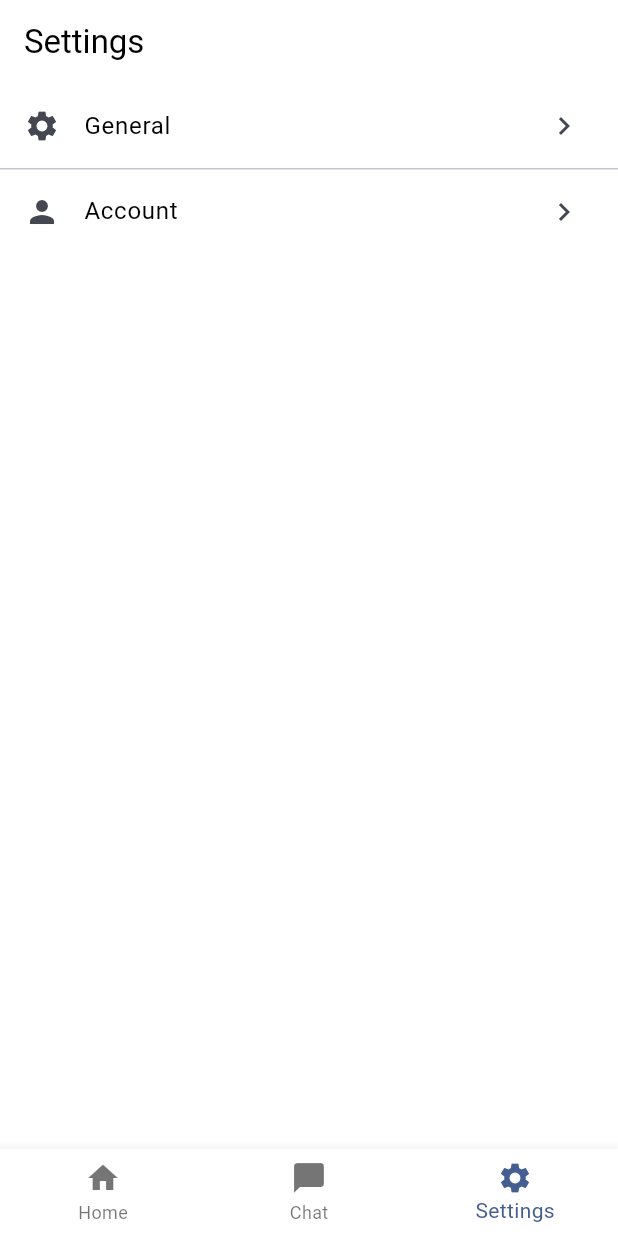
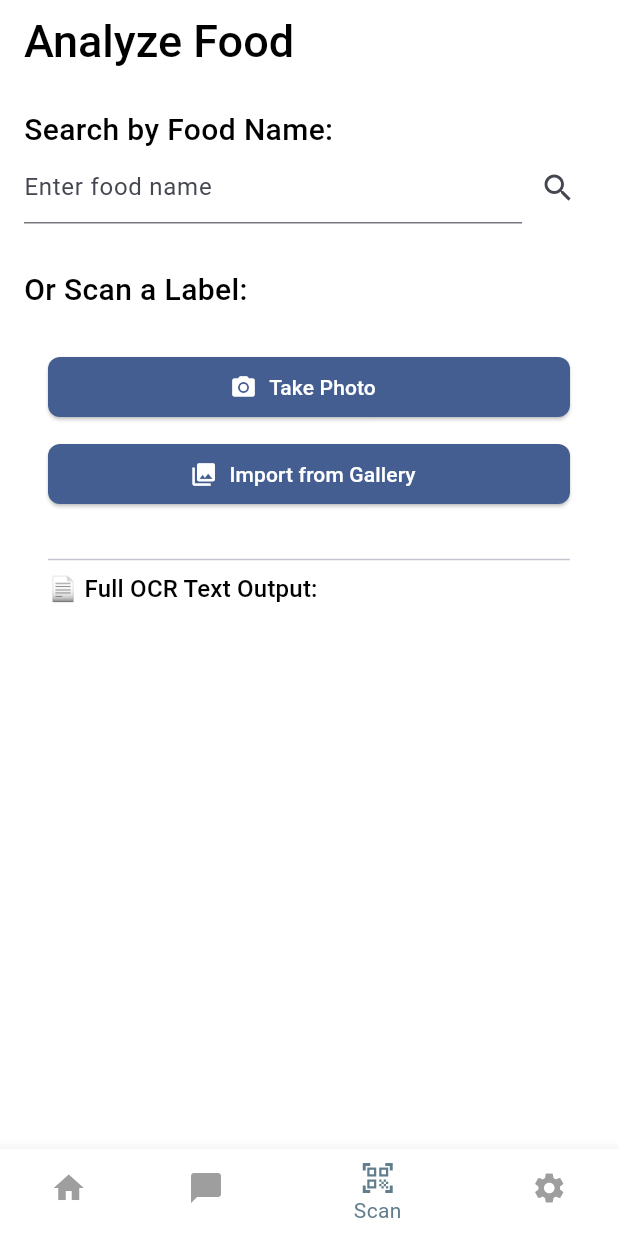
Before and after one commit to pedrohpmodolo/PKU_app, a Flutter app: the screen it shows once a user with an empty profile is signed in, item 3 of the bottom bar chosen, on a phone screen of 412 x 824 dp. Run offline on Flutter 3.47's test engine with Material 3 defaults, Android fonts, the phone set to English and light mode, and no system bars; our stand-ins replace flutter_dotenv, image_picker, supabase_flutter; missing offline and left inert: google_mlkit_text_recognition; accounts and stored records are empty.

Commit message:
Scanner feature

```diff
--- a/lib/main.dart
+++ b/lib/main.dart
@@ -4,6 +4,7 @@ import 'package:supabase_flutter/supabase_flutter.dart';
 
 import 'screens/onboarding_screen.dart';
 import 'screens/auth/auth_screen.dart';
+import 'screens/home/scanner/food_list_screen.dart';
 import 'screens/home/home_screen.dart';
 import 'screens/home/settings/settings.dart';
 import 'screens/home/settings/account_settings.dart';
--- a/lib/screens/home/home_screen.dart
+++ b/lib/screens/home/home_screen.dart
@@ -1,9 +1,10 @@
 // lib/screens/home/home_screen.dart
 
 import 'package:flutter/material.dart';
-import 'package:supabase_flutter/supabase_flutter.dart';  // Supabase client SDK (not used directly here)
-import 'settings/settings.dart';                         // Import your hierarchical SettingsScreen
-import 'chat/conversation_list.dart';                       // Import the ConversationListScreen
+import 'package:supabase_flutter/supabase_flutter.dart'; // Supabase client SDK (not used directly here)
+import 'settings/settings.dart'; // Import your hierarchical SettingsScreen
+import 'chat/conversation_list.dart'; // Import the ConversationListScreen
+import 'scanner/analyze_screen.dart'; // Import the AnalyzeScreen
 
 /// HomeScreen: hosts a fixed bottom tab bar to switch between
 /// the main dashboard content ("Home") and the Settings hierarchy.
@@ -24,35 +25,44 @@ class _HomeScreenState extends State<HomeScreen> {
 
   /// The pages to display for each tab index.
   final List<Widget> _pages = [
-    const _HomePageContent(),  // Your dashboard / main content
-    ConversationListScreen(),  // The chat screen
-    const SettingsScreen(),    // The hierarchical Settings screen
+    const _HomePageContent(), // Your dashboard / main content
+    ConversationListScreen(),
+    AnalyzeScreen(), // The chat screen
+    const SettingsScreen(), // The hierarchical Settings screen
+    // const AnalyzeScreen(),  //The screen for scanning and analyzing food items
   ];
 
   @override
   Widget build(BuildContext context) {
-    return Scaffold(
+    return GestureDetector(
+      onTap: () => FocusScope.of(context).unfocus(),
+      child: Scaffold(
         // Show the page matching the selected tab
         body: _pages[_currentIndex],
 
         // Bottom navigation bar with two items: Home and Settings
         bottomNavigationBar: BottomNavigationBar(
-        currentIndex: _currentIndex,          // Highlight active tab
-        onTap: (index) => setState(() {       // Update index on tap
+          currentIndex: _currentIndex,
+          selectedItemColor: Colors.blueGrey,
+          unselectedItemColor: Colors.grey, // Highlight active tab
+          onTap: (index) => setState(() {
+            // Update index on tap
             _currentIndex = index;
           }),
           items: const [
-
             //Home button NavBar
-          BottomNavigationBarItem(
-            icon: Icon(Icons.home),
-            label: 'Home',
-          ),
+            BottomNavigationBarItem(icon: Icon(Icons.home), label: 'Home'),
 
             // Chat button NavBar
             BottomNavigationBarItem(
               icon: Icon(Icons.chat_bubble),
               label: 'Chat',
+            ),
+
+            // Scan button NavBar
+            BottomNavigationBarItem(
+              icon: Icon(Icons.qr_code_scanner),
+              label: 'Scan',
             ),
 
             // Settings button NavBar
@@ -61,6 +71,7 @@ class _HomeScreenState extends State<HomeScreen> {
               label: 'Settings',
             ),
           ],
+        ),
       ),
     );
   }
--- /dev/null
+++ b/lib/screens/home/scanner/analyze_screen.dart
@@ -0,0 +1,150 @@
+import 'package:flutter/material.dart';
+import 'package:image_picker/image_picker.dart';
+import 'package:supabase_flutter/supabase_flutter.dart';
+
+import 'scanner_page.dart';
+import 'models/food_model.dart';
+
+class AnalyzeScreen extends StatefulWidget {
+  const AnalyzeScreen({super.key});
+
+  @override
+  State<AnalyzeScreen> createState() => _AnalyzeScreenState();
+}
+
+class _AnalyzeScreenState extends State<AnalyzeScreen> {
+  final TextEditingController _controller = TextEditingController();
+  final ImagePicker _picker = ImagePicker();
+
+  // Manual search logic
+  Future<void> _manualSearch() async {
+    final query = _controller.text.trim();
+    if (query.isEmpty) {
+      return;
+    }
+
+    final rows = await Supabase.instance.client
+        .from('foods')
+        .select()
+        .ilike('name', '%$query%');
+
+    if (rows.isNotEmpty) {
+      final food = FoodItem.fromMap(rows.first);
+      final double protein = (food.proteingG ?? 0.0) as double;
+      final double phe = protein * 50; // Assuming 50mg PHE per gram
+      String risk = 'Unknown';
+      if (phe < 50) {
+        risk = 'Low Risk';
+      } else if (phe <= 100) {
+        risk = 'Moderate Risk';
+      } else {
+        risk = 'High Risk';
+      }
+
+      showDialog(
+        context: context,
+        builder: (_) => AlertDialog(
+          shape: RoundedRectangleBorder(borderRadius: BorderRadius.circular(20)),
+          title: Text(food.name ?? 'Unknown Food',
+          style: const TextStyle(fontWeight: FontWeight.w600),),
+          content: Column(
+            mainAxisSize: MainAxisSize.min,
+            crossAxisAlignment: CrossAxisAlignment.start,
+            children: [
+              Text('Category: ${food.category ?? 'Unknown'}'),
+              Text('Protein: ${protein.toStringAsFixed(1)} g'),
+              Text('Estimated PHE: ${phe.toStringAsFixed(0)} g'),
+              Text('Energy: ${food.energyKcal ?? 'Unknown'} kcal'),
+              Text('Carbs: ${food.carbsG ?? 'Unknown'} g'),
+              const SizedBox(height: 10,),
+              Row(
+                children: [
+                  const Text(
+                    'Risk Level: ',
+                    style: TextStyle(fontWeight: FontWeight.w500),
+                  ),
+                  Text(
+                    risk,
+                    style: TextStyle(
+                      fontWeight: FontWeight.bold,
+                      color: risk == 'Low Risk'
+                      ? Colors.green
+                      : risk == 'Moderate Risk'
+                      ? Colors.orange
+                      : Colors.red,
+                    ),
+                  )
+                ],
+              )
+            ],
+          ),
+          // content: Text(
+            // 'Category: ${food.category ?? 'Unknown'}\n'
+            // 'Protein: ${protein.toStringAsFixed(1)} g\n'
+            // 'Estimated PHE: ${phe.toStringAsFixed(0)} mg\n'
+            // 'Energy: ${food.energyKcal ?? 'Unknown'} Kcal\n'
+            // 'Carbs: ${food.carbsG ?? 'Unknown'} g\n'
+            // 'Risk Level: $risk',
+          // ),
+        ),
+      );
+    } else {
+      showDialog(
+        context: context,
+        builder: (_) => const AlertDialog(
+          title: Text('No Results Found'),
+          content: Text('This food was not found in the database.'),
+        ),
+      );
+      //     }
+    }
+  }
+
+  @override
+  Widget build(BuildContext context) {
+    return Scaffold(
+      appBar: AppBar(
+        title: const Text(
+          "Analyze Food",
+          style: TextStyle(fontSize: 30, fontWeight: FontWeight.w500),
+        ),
+      ),
+      body: SingleChildScrollView(
+        padding: const EdgeInsets.all(16),
+        child: Column(
+          crossAxisAlignment: CrossAxisAlignment.start,
+          children: [
+            const Text(
+              "Search by Food Name:",
+              style: TextStyle(fontWeight: FontWeight.w500, fontSize: 20),
+            ),
+            Row(
+              children: [
+                Expanded(
+                  child: TextField(
+                    controller: _controller,
+                    decoration: const InputDecoration(
+                      hintText: "Enter food name",
+                    ),
+                  ),
+                ),
+                IconButton(
+                  icon: const Icon(Icons.search),
+                  onPressed: _manualSearch,
+                ),
+              ],
+            ),
+            const SizedBox(height: 20),
+            const SizedBox(height: 10),
+            const Text(
+              "Or Scan a Label:",
+              style: TextStyle(fontWeight: FontWeight.w500, fontSize: 20),
+            ),
+            const SizedBox(height: 10),
+            const ScannerWidget(), // ⬅️ Scanner logic embedded here
+          ],
+        ),
+      ),
+    );
+  }
+}
--- /dev/null
+++ b/lib/screens/home/scanner/models/food_model.dart
@@ -0,0 +1,26 @@
+class FoodItem{
+  final int id;
+  final String name;
+  final String category;
+  final double proteingG;
+  final double carbsG;
+  final double energyKcal;
+
+  FoodItem({
+    required this.id,
+    required this.name,
+    required this.category,
+    required this.proteingG,
+    required this.carbsG,
+    required this.energyKcal,
+  });
+
+  factory FoodItem.fromMap(Map<String, dynamic> m) => FoodItem(
+      id: m['Id'] is int ? m['Id'] : 0,
+      name: m['name'] ?? 'Unknown',
+      category: m['category'] ?? 'Unknown',
+      proteingG: ((m['protein_g']) ?? 0.0).toDouble(),
+      carbsG: (m['carbs_g'] ?? 0.0).toDouble(),
+      energyKcal: ((m['energy_Kcal']) ?? 0.0).toDouble(),
+    );
+  }
--- /dev/null
+++ b/lib/screens/home/scanner/scanner_page.dart
@@ -0,0 +1,161 @@
+// scanner_widget.dart
+import 'dart:io';
+import 'package:flutter/material.dart';
+import 'package:image_picker/image_picker.dart';
+import 'package:google_mlkit_text_recognition/google_mlkit_text_recognition.dart';
+import 'package:image/image.dart' as img;
+
+import 'package:http/http.dart' as http;
+import 'dart:convert';
+
+class ScannerWidget extends StatefulWidget {
+  const ScannerWidget({super.key});
+
+  @override
+  State<ScannerWidget> createState() => _ScannerWidgetState();
+}
+
+class _ScannerWidgetState extends State<ScannerWidget> {
+  final picker = ImagePicker();
+
+  bool _isProcessing = false;
+  String scannedText = '';
+  String? protein;
+  String? carbs;
+  String? energy;
+  double phe = 0;
+
+  Future<File> _preprocess(File original) async {
+    final bytes = await original.readAsBytes();
+    final decoded = img.decodeImage(bytes);
+    if (decoded == null) throw Exception('Could not decode image');
+
+    final gray = img.grayscale(decoded);
+    final sharp = img.adjustColor(gray, contrast: 1.2);
+    final processed = File('${original.path}_proc.jpg');
+    await processed.writeAsBytes(img.encodeJpg(sharp));
+    return processed;
+  }
+
+  Future<void> _scan(ImageSource src) async {
+    final picked = await picker.pickImage(source: src);
+    if (picked == null) return;
+
+    setState(() => _isProcessing = true);
+
+    try {
+      final file = await _preprocess(File(picked.path));
+      final inputImage = InputImage.fromFile(file);
+      final recognizer = TextRecognizer(script: TextRecognitionScript.latin);
+      final result = await recognizer.processImage(inputImage);
+      await recognizer.close();
+
+      _extractNutrients(result.text);
+      scannedText = result.text;
+    } finally {
+      if (mounted) setState(() => _isProcessing = false);
+    }
+  }
+
+  void _extractNutrients(String text) {
+    protein = _grab(text, ['protein', 'proteins']);
+    carbs = _grab(text, ['carbohydrate', 'carbohydrates', 'carbs']);
+    energy = _grab(text, ['energy', 'calories', 'kcal']);
+    phe = (double.tryParse(protein ?? '') ?? 0) * 50;
+  }
+
+  String? _grab(String text, List<String> keys) {
+    for (final k in keys) {
+      final m = RegExp(
+        '$k\\s*[:\\-]?\\s*(\\d+(\\.\\d+)?)',
+        caseSensitive: false,
+      ).firstMatch(text);
+      if (m != null) return m.group(1);
+    }
+    return null;
+  }
+
+  @override
+  Widget build(BuildContext context) {
+    final nutrStyle = Theme.of(context).textTheme.titleMedium;
+
+    return Stack(
+      children: [
+        SingleChildScrollView(
+          padding: const EdgeInsets.all(16),
+          child: Column(
+            crossAxisAlignment: CrossAxisAlignment.stretch,
+            children: [
+              ElevatedButton.icon(
+                icon: const Icon(Icons.camera_alt),
+                label: const Text('Take Photo'),
+                onPressed: _isProcessing
+                    ? null
+                    : () => _scan(ImageSource.camera),
+              ),
+              const SizedBox(height: 10),
+              ElevatedButton.icon(
+                icon: const Icon(Icons.photo_library),
+                label: const Text('Import from Gallery'),
+                onPressed: _isProcessing
+                    ? null
+                    : () => _scan(ImageSource.gallery),
+              ),
+              const SizedBox(height: 25),
+              if (protein != null || carbs != null || energy != null) ...[
+                Text('🧪 Extracted Nutrients', style: nutrStyle),
+                const SizedBox(height: 8),
+                Text('Protein: ${protein ?? '—'} g'),
+                Text('Carbohydrates: ${carbs ?? '—'} g'),
+                Text('Energy: ${energy ?? '—'} kcal'),
+                Text('Estimated PHE: ${phe.toStringAsFixed(0)} mg'),
+                Text(
+                  _riskLevel,
+                  style: TextStyle(
+                    fontWeight: FontWeight.bold,
+                    color: _riskLabel(),
+                  ),
+                ),
+                const SizedBox(height: 25),
+              ],
+              const Divider(),
+              Text('📄 Full OCR Text Output:', style: nutrStyle),
+              const SizedBox(height: 8),
+              Text(scannedText),
+            ],
+          ),
+        ),
+        if (_isProcessing)
+          Positioned.fill(
+            child: Container(
+              color: Colors.black54,
+              alignment: Alignment.center,
+              child: Column(
+                mainAxisSize: MainAxisSize.min,
+                children: const [
+                  CircularProgressIndicator(),
+                  SizedBox(height: 12),
+                  Text(
+                    'Analyzing image…',
+                    style: TextStyle(color: Colors.white),
+                  ),
+                ],
+              ),
+            ),
+          ),
+      ],
+    );
+  }
+
+  MaterialColor _riskLabel() => phe <= 50
+      ? Colors.green
+      : phe <= 100
+      ? Colors.orange
+      : Colors.red;
+  String get _riskLevel =>
+      "Risk Level: ${phe < 50
+          ? 'Low Risk'
+          : phe <= 100
+          ? 'Moderate Risk'
+          : 'High Risk'}";
+}
--- a/pubspec.yaml
+++ b/pubspec.yaml
@@ -17,6 +17,11 @@ dependencies:
   flutter_localizations:
     sdk: flutter
   intl: any
+  google_ml_kit: ^0.20.0
+  image_picker: ^1.1.2
+  image: ^4.5.4
+  http: ^1.4.0
+  provider: ^6.1.5
 
 dev_dependencies:
   flutter_test:
```
Also changed, not shown: lib/screens/home/scanner/food_list_screen.dart (added, +85 -0 lines). Lines whose indentation alone changed are shown as unchanged.
